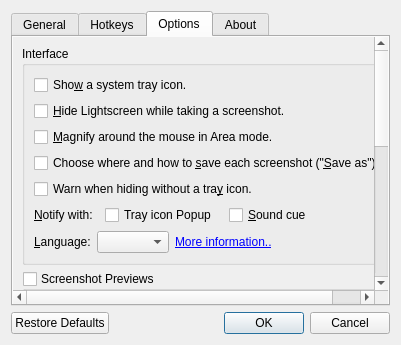
First picture: the form in dialogs/optionsdialog.ui, repository manjeetdahiya/lightscreen-clone, before the edit.
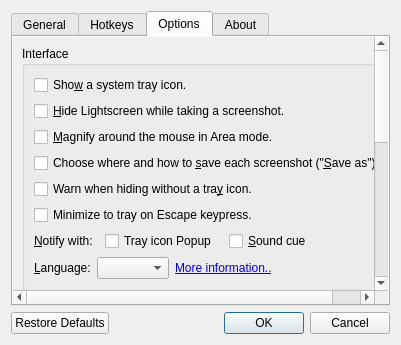
Second picture: the form after the edit. The open tabs and pages were chosen to show the change. Icons and pictures are not drawn. Custom widgets are drawn as their Qt base class.

Commit message: Minimize to tray on Escape keypress

```diff
--- a/dialogs/optionsdialog.ui
+++ b/dialogs/optionsdialog.ui
@@ -540,8 +540,8 @@
            <rect>
             <x>0</x>
             <y>0</y>
-            <width>358</width>
-            <height>545</height>
+            <width>359</width>
+            <height>570</height>
            </rect>
           </property>
           <layout class="QVBoxLayout" name="verticalLayout_5">
@@ -592,6 +592,13 @@
                 </property>
                </widget>
               </item>
+              <item>
+               <widget class="QCheckBox" name="minimizeToTrayOnEscCheckBox">
+                <property name="text">
+                 <string>Minimize to tray on Escape keypress.</string>
+                </property>
+               </widget>
+              </item>
               <item>
                <layout class="QHBoxLayout" name="notifyLayout">
                 <property name="spacing">
```
The commit also changes 3 other files.
